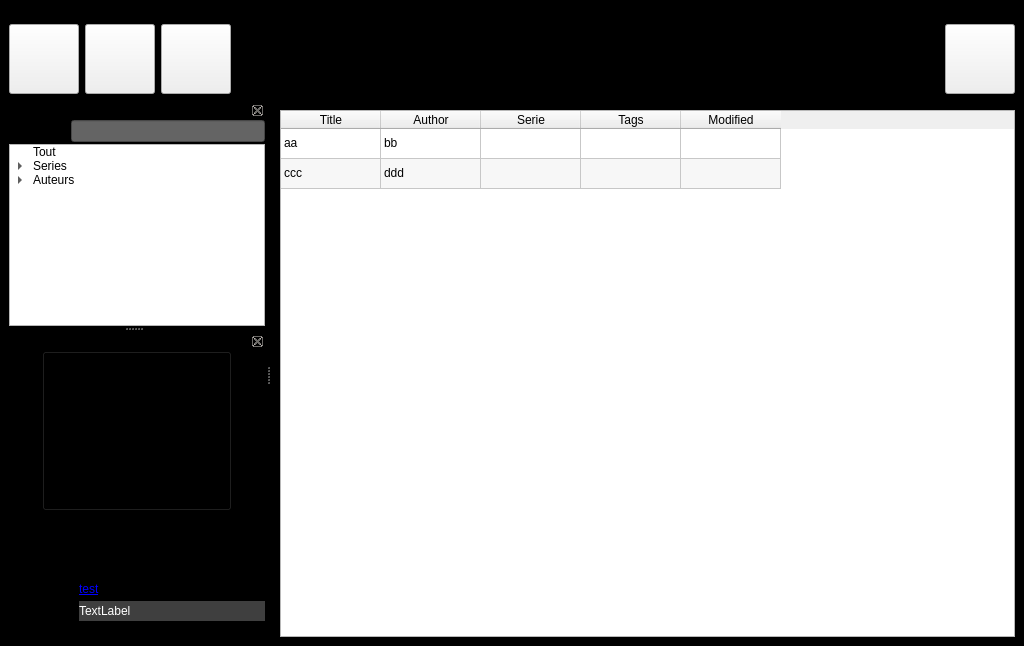
Old version of the form home.ui in the repository LordKBX/eBookCollection.
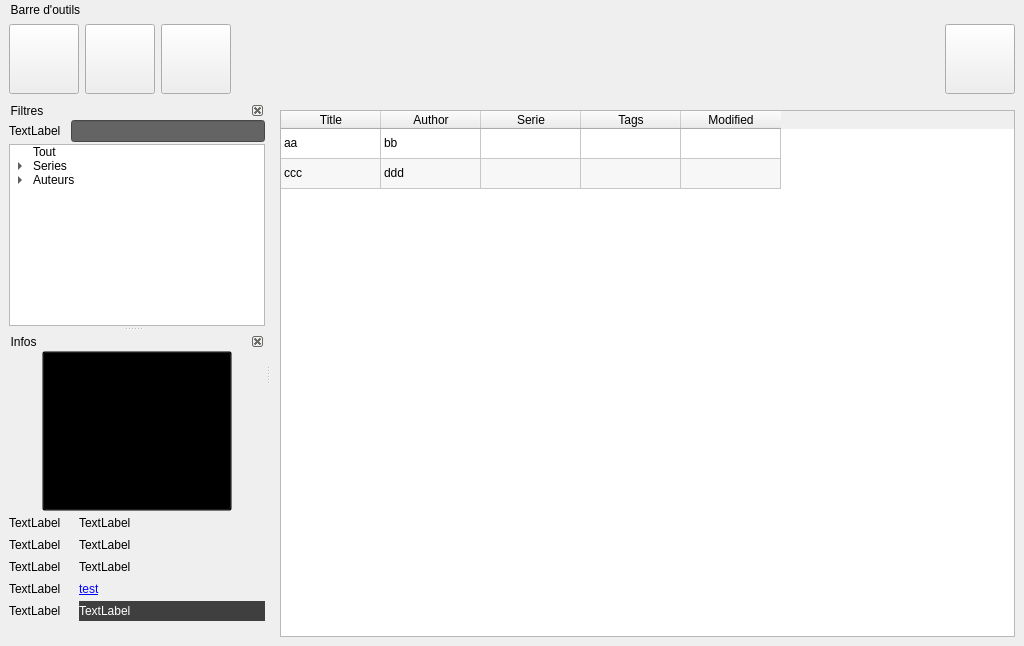
New version of the form. Icons and pictures are not drawn.

```diff
--- a/home.ui
+++ b/home.ui
@@ -26,10 +26,7 @@
    <string>HomeWindow</string>
   </property>
   <property name="autoFillBackground">
-   <bool>false</bool>
-  </property>
-  <property name="styleSheet">
-   <string notr="true">QMainWindow { background-color: rgb(0, 0, 0); }</string>
+   <bool>true</bool>
   </property>
   <property name="documentMode">
    <bool>false</bool>
@@ -201,6 +198,9 @@
      <height>95</height>
     </size>
    </property>
+   <property name="autoFillBackground">
+    <bool>false</bool>
+   </property>
    <property name="features">
     <set>QDockWidget::DockWidgetMovable</set>
    </property>
```
